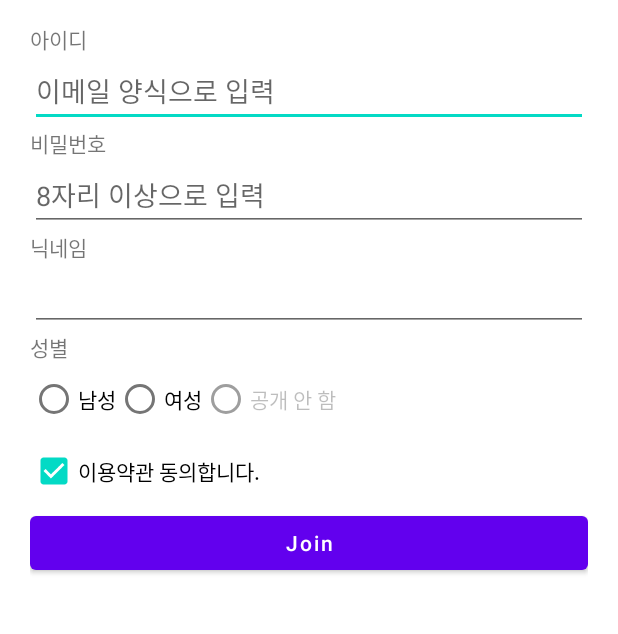
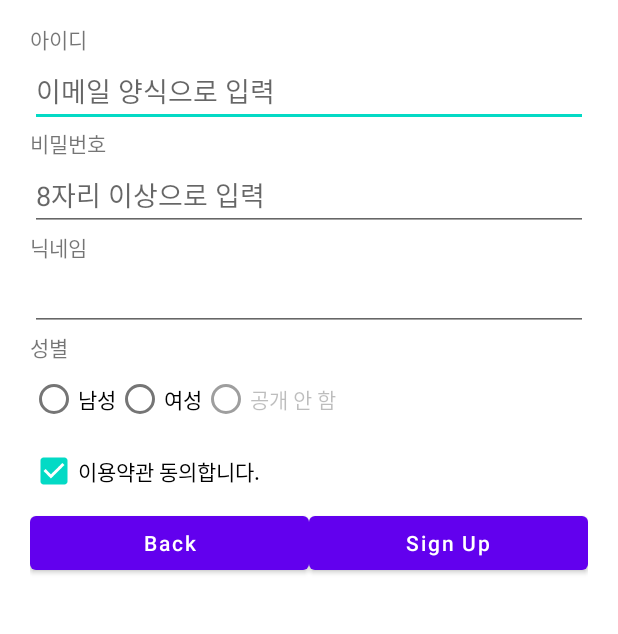
Before and after one commit to sukhyun99/UIPractice_0514, an Android app: the screen it shows after launch (MainActivity), on a phone screen of 412 x 824 dp, the part 264-898 px from its top. Run offline under Robolectric (Android 15) with nearby library versions, the phone set to English and light mode, and no system bars.

Commit message:
weight 속성 체험 가로로 1:1로 나누기

```diff
--- a/app/src/main/res/layout/activity_main.xml
+++ b/app/src/main/res/layout/activity_main.xml
@@ -91,10 +91,25 @@
         android:visibility="gone"
         android:text="(선택) 마케팅 약관에 동의합니다,"/>
 
-    <Button
+    <LinearLayout
         android:layout_width="match_parent"
         android:layout_height="wrap_content"
-        android:text="Join"
-        android:textAllCaps="false"/>
+        android:orientation="horizontal">
+
+        <Button
+            android:layout_width="0dp"
+            android:layout_height="wrap_content"
+            android:text="Back"
+            android:layout_weight="1"
+            android:textAllCaps="false"/>
+
+        <Button
+            android:layout_width="0dp"
+            android:layout_height="wrap_content"
+            android:text="Sign Up"
+            android:layout_weight="1"
+            android:textAllCaps="false"/>
+
+    </LinearLayout>
 
 </LinearLayout>
```
